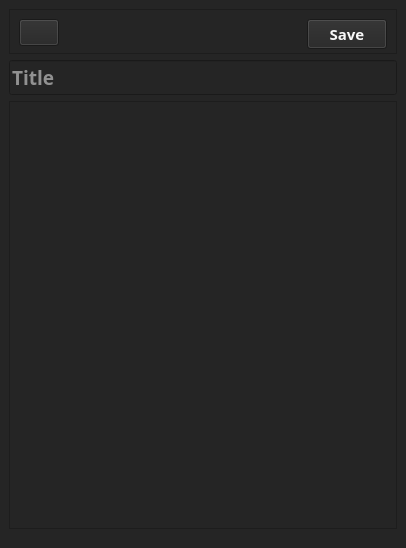
MelonLemon/NotesApp, file ui/templates/main.ui: the form before one commit.
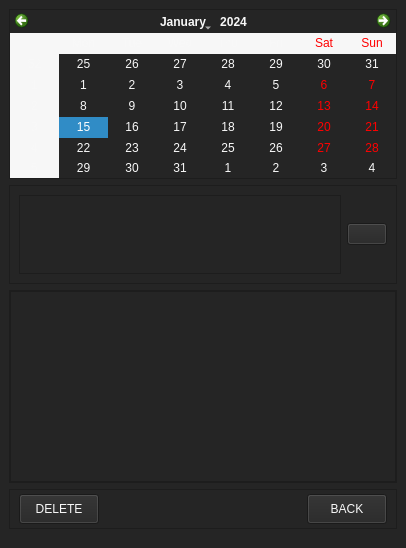
The form after the commit. The open tabs and pages were chosen to show the change. Icons and pictures are not drawn.

What changed in the file:
```diff
--- a/ui/templates/main.ui
+++ b/ui/templates/main.ui
@@ -137,6 +137,12 @@
     </property>
     <item row="0" column="0">
      <widget class="QStackedWidget" name="stackedWidget">
+      <property name="minimumSize">
+       <size>
+        <width>0</width>
+        <height>40</height>
+       </size>
+      </property>
       <property name="currentIndex">
        <number>1</number>
       </property>
@@ -711,6 +717,212 @@
             <bold>true</bold>
            </font>
           </property>
+         </widget>
+        </item>
+        <item alignment="Qt::AlignLeft">
+         <widget class="QFrame" name="frame_2">
+          <property name="minimumSize">
+           <size>
+            <width>0</width>
+            <height>0</height>
+           </size>
+          </property>
+          <property name="frameShape">
+           <enum>QFrame::StyledPanel</enum>
+          </property>
+          <property name="frameShadow">
+           <enum>QFrame::Raised</enum>
+          </property>
+          <layout class="QHBoxLayout" name="horizontalLayout_9">
+           <item>
+            <widget class="QLabel" name="label_task_2">
+             <property name="text">
+              <string>Task</string>
+             </property>
+            </widget>
+           </item>
+           <item>
+            <widget class="QDateEdit" name="dateEdit_2">
+             <property name="dateTime">
+              <datetime>
+               <hour>0</hour>
+               <minute>0</minute>
+               <second>0</second>
+               <year>2021</year>
+               <month>1</month>
+               <day>1</day>
+              </datetime>
+             </property>
+             <property name="calendarPopup">
+              <bool>true</bool>
+             </property>
+            </widget>
+           </item>
+          </layout>
+         </widget>
+        </item>
+       </layout>
+      </widget>
+      <widget class="QWidget" name="calendarPage">
+       <layout class="QVBoxLayout" name="verticalLayout_4">
+        <item>
+         <widget class="QFrame" name="calendar">
+          <property name="minimumSize">
+           <size>
+            <width>0</width>
+            <height>170</height>
+           </size>
+          </property>
+          <property name="maximumSize">
+           <size>
+            <width>16777215</width>
+            <height>170</height>
+           </size>
+          </property>
+          <property name="frameShape">
+           <enum>QFrame::StyledPanel</enum>
+          </property>
+          <property name="frameShadow">
+           <enum>QFrame::Raised</enum>
+          </property>
+          <layout class="QGridLayout" name="gridLayout_4">
+           <property name="leftMargin">
+            <number>0</number>
+           </property>
+           <property name="topMargin">
+            <number>0</number>
+           </property>
+           <property name="rightMargin">
+            <number>0</number>
+           </property>
+           <property name="bottomMargin">
+            <number>0</number>
+           </property>
+           <property name="spacing">
+            <number>0</number>
+           </property>
+           <item row="0" column="0">
+            <widget class="QCalendarWidget" name="calendarWidget"/>
+           </item>
+          </layout>
+         </widget>
+        </item>
+        <item>
+         <widget class="QFrame" name="add_task">
+          <property name="maximumSize">
+           <size>
+            <width>16777215</width>
+            <height>100</height>
+           </size>
+          </property>
+          <property name="frameShape">
+           <enum>QFrame::StyledPanel</enum>
+          </property>
+          <property name="frameShadow">
+           <enum>QFrame::Raised</enum>
+          </property>
+          <layout class="QHBoxLayout" name="horizontalLayout_6">
+           <item>
+            <widget class="QTextEdit" name="textEdit"/>
+           </item>
+           <item>
+            <widget class="QPushButton" name="btn_addTask">
+             <property name="text">
+              <string/>
+             </property>
+             <property name="icon">
+              <iconset resource="../res/icons_svg.qrc">
+               <normaloff>:/svg/checkYes_icon.svg</normaloff>:/svg/checkYes_icon.svg</iconset>
+             </property>
+             <property name="iconSize">
+              <size>
+               <width>20</width>
+               <height>25</height>
+              </size>
+             </property>
+            </widget>
+           </item>
+          </layout>
+         </widget>
+        </item>
+        <item>
+         <widget class="QFrame" name="allTasks">
+          <property name="frameShape">
+           <enum>QFrame::StyledPanel</enum>
+          </property>
+          <property name="frameShadow">
+           <enum>QFrame::Raised</enum>
+          </property>
+          <layout class="QGridLayout" name="gridLayout_5">
+           <property name="leftMargin">
+            <number>0</number>
+           </property>
+           <property name="topMargin">
+            <number>0</number>
+           </property>
+           <property name="rightMargin">
+            <number>0</number>
+           </property>
+           <property name="bottomMargin">
+            <number>0</number>
+           </property>
+           <property name="spacing">
+            <number>0</number>
+           </property>
+           <item row="0" column="0">
+            <widget class="QTableView" name="tableview_tasks"/>
+           </item>
+          </layout>
+         </widget>
+        </item>
+        <item>
+         <widget class="QFrame" name="parameters">
+          <property name="minimumSize">
+           <size>
+            <width>0</width>
+            <height>40</height>
+           </size>
+          </property>
+          <property name="frameShape">
+           <enum>QFrame::StyledPanel</enum>
+          </property>
+          <property name="frameShadow">
+           <enum>QFrame::Raised</enum>
+          </property>
+          <layout class="QHBoxLayout" name="horizontalLayout_7">
+           <property name="topMargin">
+            <number>1</number>
+           </property>
+           <property name="bottomMargin">
+            <number>1</number>
+           </property>
+           <item alignment="Qt::AlignLeft">
+            <widget class="QPushButton" name="delete_all_tasks">
+             <property name="minimumSize">
+              <size>
+               <width>65</width>
+               <height>30</height>
+              </size>
+             </property>
+             <property name="text">
+              <string>DELETE</string>
+             </property>
+            </widget>
+           </item>
+           <item alignment="Qt::AlignRight">
+            <widget class="QPushButton" name="btn_back_3">
+             <property name="minimumSize">
+              <size>
+               <width>65</width>
+               <height>30</height>
+              </size>
+             </property>
+             <property name="text">
+              <string>BACK</string>
+             </property>
+            </widget>
+           </item>
+          </layout>
          </widget>
         </item>
        </layout>
```
Left out of the diff: 76 changed lines with no effect on the pictures.
